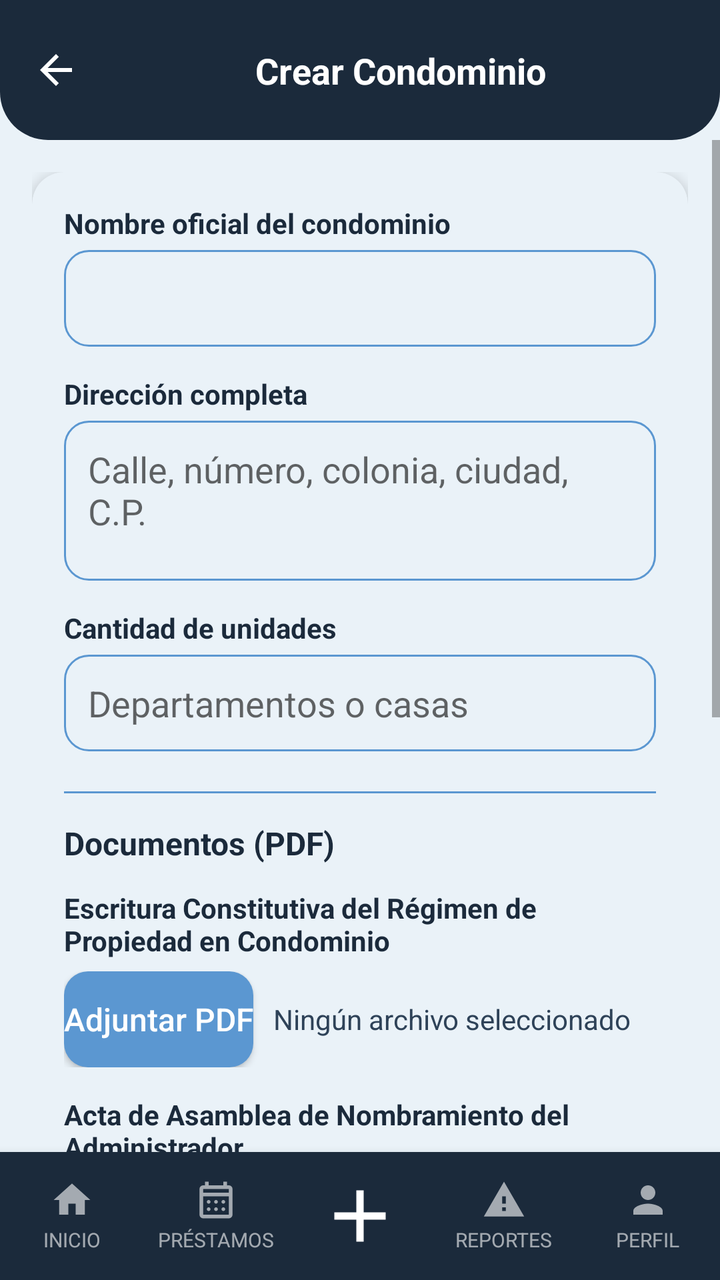
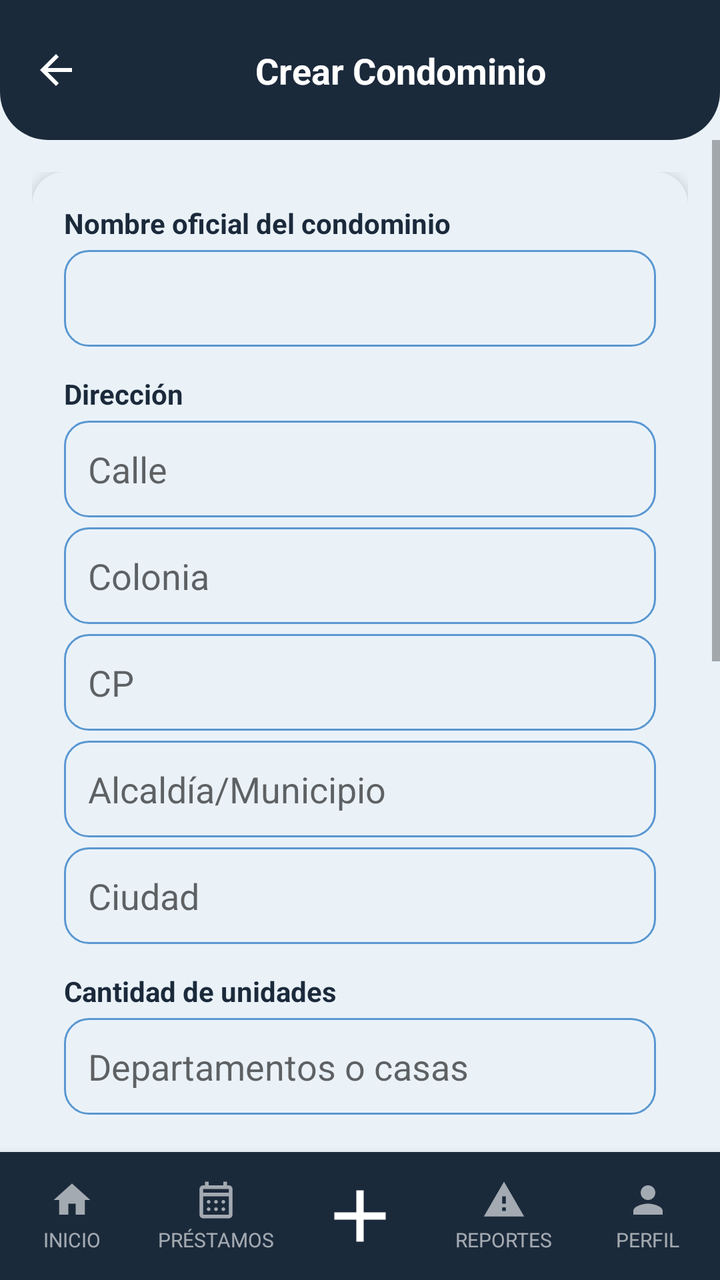

Two renders of the same Android screen: before a commit and after it. Below are the layout's source before the change and the commit's diff.
<!-- AndroidManifest.xml: application theme Theme.YipShare -->
<!-- res/layout/activity_registrar_condominio.xml -->
<?xml version="1.0" encoding="utf-8"?>
<androidx.constraintlayout.widget.ConstraintLayout
    xmlns:android="http://schemas.android.com/apk/res/android"
    xmlns:app="http://schemas.android.com/apk/res-auto"
    xmlns:tools="http://schemas.android.com/tools"
    android:id="@+id/main"
    android:layout_width="match_parent"
    android:layout_height="match_parent"
    android:background="@color/fondo_pantalla">


    <View
        android:id="@+id/bg_header"
        android:layout_width="0dp"
        android:layout_height="0dp"
        android:background="@drawable/bg_header"
        app:layout_constraintTop_toTopOf="parent"
        app:layout_constraintStart_toStartOf="parent"
        app:layout_constraintEnd_toEndOf="parent"
        app:layout_constraintBottom_toBottomOf="@id/guideline_header" />

    <androidx.constraintlayout.widget.Guideline
        android:id="@+id/guideline_header"
        android:layout_width="wrap_content"
        android:layout_height="wrap_content"
        android:orientation="horizontal"
        app:layout_constraintGuide_begin="70dp" />

    <ImageView
        android:id="@+id/btn_regresar"
        android:layout_width="24dp"
        android:layout_height="24dp"
        android:src="@drawable/ic_arrow_back"
        app:tint="@android:color/white"
        android:contentDescription="Regresar"
        android:clickable="true"
        android:focusable="true"
        android:background="?attr/selectableItemBackgroundBorderless"
        android:layout_marginStart="16dp"
        app:layout_constraintTop_toTopOf="@id/bg_header"
        app:layout_constraintBottom_toBottomOf="@id/bg_header"
        app:layout_constraintStart_toStartOf="parent" />

    <TextView
        android:id="@+id/tv_titulo_pantalla"
        android:layout_width="0dp"
        android:layout_height="wrap_content"
        android:text="Crear Condominio"
        android:textAlignment="center"
        android:textColor="@android:color/white"
        android:textStyle="bold"
        android:textSize="18sp"
        android:gravity="center"
        app:layout_constraintTop_toTopOf="@id/bg_header"
        app:layout_constraintBottom_toBottomOf="@id/bg_header"
        app:layout_constraintStart_toEndOf="@id/btn_regresar"
        app:layout_constraintEnd_toEndOf="parent" />


    <ScrollView
        android:layout_width="0dp"
        android:layout_height="0dp"
        app:layout_constraintTop_toBottomOf="@id/guideline_header"
        app:layout_constraintStart_toStartOf="parent"
        app:layout_constraintEnd_toEndOf="parent"
        app:layout_constraintBottom_toTopOf="@id/bottom_nav">

        <androidx.constraintlayout.widget.ConstraintLayout
            android:layout_width="match_parent"
            android:layout_height="wrap_content"
            android:padding="16dp">

            <androidx.cardview.widget.CardView
                android:id="@+id/card_condominio"
                android:layout_width="0dp"
                android:layout_height="wrap_content"
                app:cardCornerRadius="16dp"
                app:cardElevation="4dp"
                app:cardBackgroundColor="@color/color_tarjeta"
                app:layout_constraintTop_toTopOf="parent"
                app:layout_constraintStart_toStartOf="parent"
                app:layout_constraintEnd_toEndOf="parent">

                <LinearLayout
                    android:layout_width="match_parent"
                    android:layout_height="wrap_content"
                    android:orientation="vertical"
                    android:padding="16dp">

                    <TextView
                        style="@style/TextTitle"
                        android:layout_width="wrap_content"
                        android:layout_height="wrap_content"
                        android:textSize="14sp"
                        android:text="Nombre oficial del condominio" />

                    <EditText
                        android:id="@+id/et_nombre_condominio"
                        android:layout_width="match_parent"
                        android:layout_height="wrap_content"
                        android:layout_marginTop="4dp"
                        android:background="@drawable/bg_input"
                        android:padding="12dp"
                        android:inputType="textCapWords"
                        android:hint="" />

                    <TextView
                        style="@style/TextTitle"
                        android:layout_width="wrap_content"
                        android:layout_height="wrap_content"
                        android:layout_marginTop="14dp"
                        android:textSize="14sp"
                        android:text="Dirección completa" />

                    <EditText
                        android:id="@+id/et_direccion_condominio"
                        android:layout_width="match_parent"
                        android:layout_height="80dp"
                        android:layout_marginTop="4dp"
                        android:background="@drawable/bg_input"
                        android:padding="12dp"
                        android:gravity="top|start"
                        android:inputType="textMultiLine|textCapSentences"
                        android:hint="Calle, número, colonia, ciudad, C.P." />

                    <TextView
                        style="@style/TextTitle"
                        android:layout_width="wrap_content"
                        android:layout_height="wrap_content"
                        android:layout_marginTop="14dp"
                        android:textSize="14sp"
                        android:text="Cantidad de unidades" />

                    <EditText
                        android:id="@+id/et_cantidad_unidades"
                        android:layout_width="match_parent"
                        android:layout_height="wrap_content"
                        android:layout_marginTop="4dp"
                        android:background="@drawable/bg_input"
                        android:padding="12dp"
                        android:inputType="number"
                        android:maxLength="5"
                        android:hint="Departamentos o casas" />

                    <View
                        android:layout_width="match_parent"
                        android:layout_height="1dp"
                        android:layout_marginTop="20dp"
                        android:background="@color/input_stroke" />

                    <TextView
                        style="@style/TextTitle"
                        android:layout_width="wrap_content"
                        android:layout_height="wrap_content"
                        android:layout_marginTop="14dp"
                        android:textSize="16sp"
                        android:text="Documentos (PDF)" />

                    <TextView
                        style="@style/TextTitle"
                        android:layout_width="wrap_content"
                        android:layout_height="wrap_content"
                        android:layout_marginTop="12dp"
                        android:textSize="14sp"
                        android:text="Escritura Constitutiva del Régimen de Propiedad en Condominio" />

                    <LinearLayout
                        android:layout_width="match_parent"
                        android:layout_height="wrap_content"
                        android:layout_marginTop="6dp"
                        android:orientation="horizontal"
                        android:gravity="center_vertical">

                        <Button
                            android:id="@+id/btn_adjuntar_escritura"
                            style="@style/ButtonSecundary"
                            android:layout_width="wrap_content"
                            android:layout_height="wrap_content"
                            android:text="Adjuntar PDF" />

                        <TextView
                            android:id="@+id/tv_archivo_escritura"
                            style="@style/TextBody"
                            android:layout_width="0dp"
                            android:layout_height="wrap_content"
                            android:layout_weight="1"
                            android:layout_marginStart="10dp"
                            android:maxLines="1"
                            android:ellipsize="middle"
                            android:text="Ningún archivo seleccionado" />
                    </LinearLayout>

                    <TextView
                        style="@style/TextTitle"
                        android:layout_width="wrap_content"
                        android:layout_height="wrap_content"
                        android:layout_marginTop="14dp"
                        android:textSize="14sp"
                        android:text="Acta de Asamblea de Nombramiento del Administrador" />

                    <LinearLayout
                        android:layout_width="match_parent"
                        android:layout_height="wrap_content"
                        android:layout_marginTop="6dp"
                        android:orientation="horizontal"
                        android:gravity="center_vertical">

                        <Button
                            android:id="@+id/btn_adjuntar_acta"
                            style="@style/ButtonSecundary"
                            android:layout_width="wrap_content"
                            android:layout_height="wrap_content"
                            android:text="Adjuntar PDF" />

                        <TextView
                            android:id="@+id/tv_archivo_acta"
                            style="@style/TextBody"
                            android:layout_width="0dp"
                            android:layout_height="wrap_content"
                            android:layout_weight="1"
                            android:layout_marginStart="10dp"
                            android:maxLines="1"
                            android:ellipsize="middle"
                            android:text="Ningún archivo seleccionado" />
                    </LinearLayout>

                    <TextView
                        style="@style/TextTitle"
                        android:layout_width="wrap_content"
                        android:layout_height="wrap_content"
                        android:layout_marginTop="14dp"
                        android:textSize="14sp"
                        android:text="Identificación Oficial" />

                    <LinearLayout
                        android:layout_width="match_parent"
                        android:layout_height="wrap_content"
                        android:layout_marginTop="6dp"
                        android:orientation="horizontal"
                        android:gravity="center_vertical">

                        <Button
                            android:id="@+id/btn_adjuntar_identificacion"
                            style="@style/ButtonSecundary"
                            android:layout_width="wrap_content"
                            android:layout_height="wrap_content"
                            android:text="Adjuntar PDF" />

                        <TextView
                            android:id="@+id/tv_archivo_identificacion"
                            style="@style/TextBody"
                            android:layout_width="0dp"
                            android:layout_height="wrap_content"
                            android:layout_weight="1"
                            android:layout_marginStart="10dp"
                            android:maxLines="1"
                            android:ellipsize="middle"
                            android:text="Ningún archivo seleccionado" />
                    </LinearLayout>

                    <TextView
                        style="@style/TextTitle"
                        android:layout_width="wrap_content"
                        android:layout_height="wrap_content"
                        android:layout_marginTop="14dp"
                        android:textSize="14sp"
                        android:text="RFC del Condominio" />

                    <LinearLayout
                        android:layout_width="match_parent"
                        android:layout_height="wrap_content"
                        android:layout_marginTop="6dp"
                        android:orientation="horizontal"
                        android:gravity="center_vertical">

                        <Button
                            android:id="@+id/btn_adjuntar_rfc"
                            style="@style/ButtonSecundary"
                            android:layout_width="wrap_content"
                            android:layout_height="wrap_content"
                            android:text="Adjuntar PDF" />

                        <TextView
                            android:id="@+id/tv_archivo_rfc"
                            style="@style/TextBody"
                            android:layout_width="0dp"
                            android:layout_height="wrap_content"
                            android:layout_weight="1"
                            android:layout_marginStart="10dp"
                            android:maxLines="1"
                            android:ellipsize="middle"
                            android:text="Ningún archivo seleccionado" />
                    </LinearLayout>

                    <TextView
                        android:layout_width="match_parent"
                        android:layout_height="wrap_content"
                        android:layout_marginTop="10dp"
                        android:textAlignment="center"
                        android:gravity="center"
                        android:textStyle="bold"
                        android:textSize="12sp"
                        android:text="Formato permitido: PDF" />

                </LinearLayout>

            </androidx.cardview.widget.CardView>

            <Button
                android:id="@+id/btn_crear_condominio"
                style="@style/ButtonPrimary"
                android:layout_width="0dp"
                android:layout_height="52dp"
                android:text="Crear Condominio"
                android:layout_marginTop="20dp"
                android:layout_marginBottom="16dp"
                app:layout_constraintTop_toBottomOf="@id/card_condominio"
                app:layout_constraintStart_toStartOf="parent"
                app:layout_constraintEnd_toEndOf="parent"
                app:layout_constraintBottom_toBottomOf="parent" />

        </androidx.constraintlayout.widget.ConstraintLayout>

    </ScrollView>


    <LinearLayout
        android:id="@+id/bottom_nav"
        android:layout_width="0dp"
        android:layout_height="64dp"
        android:orientation="horizontal"
        android:weightSum="5"
        android:background="@color/azul_yipshare"
        android:elevation="8dp"
        app:layout_constraintBottom_toBottomOf="parent"
        app:layout_constraintStart_toStartOf="parent"
        app:layout_constraintEnd_toEndOf="parent">

        <LinearLayout
            android:id="@+id/nav_inicio"
            android:layout_width="0dp"
            android:layout_height="match_parent"
            android:layout_weight="1"
            android:orientation="vertical"
            android:gravity="center"
            android:clickable="true"
            android:focusable="true"
            android:background="?attr/selectableItemBackgroundBorderless">

            <ImageView
                android:layout_width="22dp"
                android:layout_height="22dp"
                android:src="@drawable/ic_house_princial"
                app:tint="#99FFFFFF"
                android:contentDescription="Inicio" />

            <TextView
                android:layout_width="wrap_content"
                android:layout_height="wrap_content"
                android:text="INICIO"
                android:textColor="#99FFFFFF"
                android:textSize="10sp"
                android:layout_marginTop="2dp" />
        </LinearLayout>

        <LinearLayout
            android:id="@+id/nav_prestamos"
            android:layout_width="0dp"
            android:layout_height="match_parent"
            android:layout_weight="1"
            android:orientation="vertical"
            android:gravity="center"
            android:clickable="true"
            android:focusable="true"
            android:background="?attr/selectableItemBackgroundBorderless">

            <ImageView
                android:layout_width="22dp"
                android:layout_height="22dp"
                android:src="@drawable/ic_calendar_month"
                app:tint="#99FFFFFF"
                android:contentDescription="Préstamos" />

            <TextView
                android:layout_width="wrap_content"
                android:layout_height="wrap_content"
                android:text="PRÉSTAMOS"
                android:textColor="#99FFFFFF"
                android:textSize="10sp"
                android:layout_marginTop="2dp" />
        </LinearLayout>

        <LinearLayout
            android:id="@+id/nav_agregar"
            android:layout_width="0dp"
            android:layout_height="match_parent"
            android:layout_weight="1"
            android:orientation="vertical"
            android:gravity="center"
            android:clickable="true"
            android:focusable="true"
            android:background="?attr/selectableItemBackgroundBorderless">

            <ImageView
                android:layout_width="44dp"
                android:layout_height="44dp"
                android:src="@drawable/ic_plus_icon"
                app:tint="@android:color/white"
                android:contentDescription="Agregar" />
        </LinearLayout>

        <LinearLayout
            android:id="@+id/nav_reportes"
            android:layout_width="0dp"
            android:layout_height="match_parent"
            android:layout_weight="1"
            android:orientation="vertical"
            android:gravity="center"
            android:clickable="true"
            android:focusable="true"
            android:background="?attr/selectableItemBackgroundBorderless">

            <ImageView
                android:layout_width="22dp"
                android:layout_height="22dp"
                android:src="@drawable/ic_warning"
                app:tint="#99FFFFFF"
                android:contentDescription="Reportes" />

            <TextView
                android:layout_width="wrap_content"
                android:layout_height="wrap_content"
                android:text="REPORTES"
                android:textColor="#99FFFFFF"
                android:textSize="10sp"
                android:layout_marginTop="2dp" />
        </LinearLayout>

        <LinearLayout
            android:id="@+id/nav_perfil"
            android:layout_width="0dp"
            android:layout_height="match_parent"
            android:layout_weight="1"
            android:orientation="vertical"
            android:gravity="center"
            android:clickable="true"
            android:focusable="true"
            android:background="?attr/selectableItemBackgroundBorderless">

            <ImageView
                android:layout_width="22dp"
                android:layout_height="22dp"
                android:src="@drawable/ic_person"
                app:tint="#99FFFFFF"
                android:contentDescription="Perfil" />

            <TextView
                android:layout_width="wrap_content"
                android:layout_height="wrap_content"
                android:text="PERFIL"
                android:textColor="#99FFFFFF"
                android:textSize="10sp"
                android:layout_marginTop="2dp" />
        </LinearLayout>

    </LinearLayout>

</androidx.constraintlayout.widget.ConstraintLayout>
<!-- resources referenced by this layout -->
<resources>
  <color name="azul_yipshare">#1B2A3B</color>
  <color name="color_tarjeta">#EAF2F8</color>
  <color name="fondo_pantalla">#EAF2F8</color>
  <color name="input_stroke">#5B97D1</color>
  <!-- drawable bg_header (drawable) -->
  <?xml version="1.0" encoding="utf-8"?>
  <shape xmlns:android="http://schemas.android.com/apk/res/android"
      android:shape="rectangle">
      <solid android:color="@color/azul_yipshare" />
      <corners
          android:bottomLeftRadius="24dp"
          android:bottomRightRadius="24dp" />
  </shape>
  <!-- drawable ic_house_princial (drawable) -->
  <vector xmlns:android="http://schemas.android.com/apk/res/android"
      android:width="24dp"
      android:height="24dp"
      android:viewportWidth="24"
      android:viewportHeight="24">
      <path
          android:fillColor="@android:color/white"
          android:pathData="M10,20v-6h4v6h5v-8h3L12,3 2,12h3v8z"/>
  </vector>
  <!-- drawable ic_plus_icon (drawable) -->
  <vector xmlns:android="http://schemas.android.com/apk/res/android"
      android:width="24dp"
      android:height="24dp"
      android:viewportWidth="960"
      android:viewportHeight="960">
      <path
          android:fillColor="@android:color/white"
          android:pathData="M440,520L200,520L200,440L440,440L440,200L520,200L520,440L760,440L760,520L520,520L520,760L440,760L440,520Z"/>
  </vector>
  <!-- drawable ic_warning (drawable) -->
  <vector xmlns:android="http://schemas.android.com/apk/res/android"
      android:width="24dp"
      android:height="24dp"
      android:viewportWidth="24"
      android:viewportHeight="24">
      <path
          android:fillColor="@android:color/white"
          android:pathData="M1,21h22L12,2 1,21zM13,18h-2v-2h2v2zM13,14h-2v-4h2v4z"/>
  </vector>
  <style name="ButtonPrimary">
          <item name="android:layout_width">match_parent</item>
          <item name="android:layout_height">52dp</item>
          <item name="android:background">@drawable/bg_button_primary</item>
          <item name="android:textColor">#FFFFFF</item>
          <item name="android:textSize">16sp</item>
          <item name="android:textAllCaps">false</item>
      </style>
  <style name="ButtonSecundary">
          <item name="android:layout_width">match_parent</item>
          <item name="android:layout_height">52dp</item>
          <item name="android:background">@drawable/bg_button_secundary</item>
          <item name="android:textColor">#FFFFFF</item>
          <item name="android:textSize">16sp</item>
          <item name="android:textAllCaps">false</item>
      </style>
  <style name="TextBody">
          <item name="android:textColor">@color/texto_secundario</item>
          <item name="android:textSize">14sp</item>
      </style>
  <style name="TextTitle">
          <item name="android:textColor">@color/azul_yipshare</item>
          <item name="android:textSize">18sp</item>
          <item name="android:textStyle">bold</item>
      </style>
  <style name="Theme.YipShare" parent="Theme.AppCompat.DayNight.NoActionBar">
          <item name="android:windowBackground">@color/fondo_pantalla</item>
      </style>
  <color name="input_fondo">#EAF2F8</color>
  <!-- drawable bg_button_primary (drawable) -->
  <?xml version="1.0" encoding="utf-8"?>
  <shape xmlns:android="http://schemas.android.com/apk/res/android"
      android:shape="rectangle">
      <solid android:color="@color/azul_yipshare" />
      <corners android:radius="12dp" />
  </shape>
  <!-- drawable bg_button_secundary (drawable) -->
  <?xml version="1.0" encoding="utf-8"?>
  <shape xmlns:android="http://schemas.android.com/apk/res/android"
      android:shape="rectangle">
      <solid android:color="@color/input_stroke" />
      <corners android:radius="12dp" />
  </shape>
  <color name="texto_secundario">#2E4258</color>
  <!-- unchanged entries left out for length: 4 -->
</resources>

<!-- the commit's change to res/layout/activity_registrar_condominio.xml (unified diff, before → after) -->
@@ -110,18 +110,54 @@
                         android:layout_height="wrap_content"
                         android:layout_marginTop="14dp"
                         android:textSize="14sp"
-                        android:text="Dirección completa" />
-
-                    <EditText
-                        android:id="@+id/et_direccion_condominio"
-                        android:layout_width="match_parent"
-                        android:layout_height="80dp"
+                        android:text="Dirección" />
+
+                    <EditText
+                        android:id="@+id/et_direccion_condominio1"
+                        android:layout_width="match_parent"
+                        android:layout_height="wrap_content"
                         android:layout_marginTop="4dp"
                         android:background="@drawable/bg_input"
                         android:padding="12dp"
-                        android:gravity="top|start"
+                        android:inputType="text"
+                        android:hint="Calle" />
+                    <EditText
+                        android:id="@+id/et_direccion_condominio2"
+                        android:layout_width="match_parent"
+                        android:layout_height="wrap_content"
+                        android:layout_marginTop="5dp"
+                        android:background="@drawable/bg_input"
+                        android:padding="12dp"
                         android:inputType="textMultiLine|textCapSentences"
-                        android:hint="Calle, número, colonia, ciudad, C.P." />
+                        android:hint="Colonia" />
+                    <EditText
+                        android:id="@+id/et_direccion_condominio3"
+                        android:layout_width="match_parent"
+                        android:layout_height="wrap_content"
+                        android:layout_marginTop="5dp"
+                        android:background="@drawable/bg_input"
+                        android:padding="12dp"
+                        android:inputType="textPostalAddress"
+                        android:hint="CP" />
+                    <EditText
+                        android:id="@+id/et_direccion_condominio4"
+                        android:layout_width="match_parent"
+                        android:layout_height="wrap_content"
+                        android:layout_marginTop="5dp"
+                        android:background="@drawable/bg_input"
+                        android:padding="12dp"
+                        android:inputType="textMultiLine|textCapSentences"
+                        android:hint="Alcaldía/Municipio" />
+                    <EditText
+                        android:id="@+id/et_direccion_condominio5"
+                        android:layout_width="match_parent"
+                        android:layout_height="wrap_content"
+                        android:layout_marginTop="5dp"
+                        android:background="@drawable/bg_input"
+                        android:padding="12dp"
+                        android:inputType="textMultiLine|textCapSentences"
+                        android:hint="Ciudad" />
+
 
                     <TextView
                         style="@style/TextTitle"
@@ -224,39 +260,6 @@
                             android:text="Ningún archivo seleccionado" />
                     </LinearLayout>
 
-                    <TextView
-                        style="@style/TextTitle"
-                        android:layout_width="wrap_content"
-                        android:layout_height="wrap_content"
-                        android:layout_marginTop="14dp"
-                        android:textSize="14sp"
-                        android:text="Identificación Oficial" />
-
-                    <LinearLayout
-                        android:layout_width="match_parent"
-                        android:layout_height="wrap_content"
-                        android:layout_marginTop="6dp"
-                        android:orientation="horizontal"
-                        android:gravity="center_vertical">
-
-                        <Button
-                            android:id="@+id/btn_adjuntar_identificacion"
-                            style="@style/ButtonSecundary"
-                            android:layout_width="wrap_content"
-                            android:layout_height="wrap_content"
-                            android:text="Adjuntar PDF" />
-
-                        <TextView
-                            android:id="@+id/tv_archivo_identificacion"
-                            style="@style/TextBody"
-                            android:layout_width="0dp"
-                            android:layout_height="wrap_content"
-                            android:layout_weight="1"
-                            android:layout_marginStart="10dp"
-                            android:maxLines="1"
-                            android:ellipsize="middle"
-                            android:text="Ningún archivo seleccionado" />
-                    </LinearLayout>
 
                     <TextView
                         style="@style/TextTitle"
